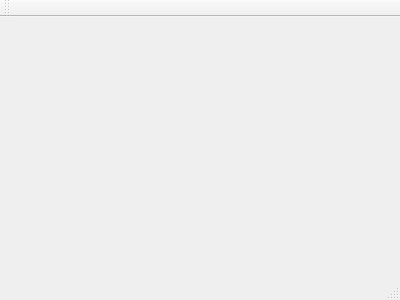
Above: mainwindow.ui from maltanar/qt-collaborative-drawing before the change. Below: the same form after it.
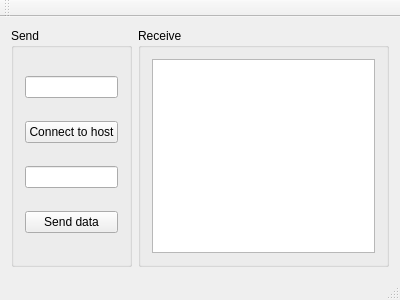
That is the form after the change.

```diff
--- a/mainwindow.ui
+++ b/mainwindow.ui
@@ -12,13 +12,72 @@
   <property name="windowTitle" >
    <string>MainWindow</string>
   </property>
-  <widget class="QMenuBar" name="menuBar" />
-  <widget class="QToolBar" name="mainToolBar" />
-  <widget class="QWidget" name="centralWidget" />
-  <widget class="QStatusBar" name="statusBar" />
+  <widget class="QWidget" name="centralWidget">
+   <layout class="QHBoxLayout" name="horizontalLayout">
+    <item>
+     <widget class="QGroupBox" name="groupBox">
+      <property name="title">
+       <string>Send</string>
+      </property>
+      <layout class="QVBoxLayout" name="verticalLayout_2">
+       <item>
+        <widget class="QLineEdit" name="hostAddress"/>
+       </item>
+       <item>
+        <widget class="QPushButton" name="connectToHost">
+         <property name="text">
+          <string>Connect to host</string>
+         </property>
+        </widget>
+       </item>
+       <item>
+        <widget class="QLineEdit" name="inputData"/>
+       </item>
+       <item>
+        <widget class="QPushButton" name="sendData">
+         <property name="text">
+          <string>Send data</string>
+         </property>
+        </widget>
+       </item>
+      </layout>
+     </widget>
+    </item>
+    <item>
+     <widget class="QGroupBox" name="groupBox_2">
+      <property name="title">
+       <string>Receive</string>
+      </property>
+      <layout class="QVBoxLayout" name="verticalLayout">
+       <item>
+        <widget class="QPlainTextEdit" name="receivedData"/>
+       </item>
+      </layout>
+     </widget>
+    </item>
+   </layout>
+  </widget>
+  <widget class="QMenuBar" name="menuBar">
+   <property name="geometry">
+    <rect>
+     <x>0</x>
+     <y>0</y>
+     <width>400</width>
+     <height>23</height>
+    </rect>
+   </property>
+  </widget>
+  <widget class="QToolBar" name="mainToolBar">
+   <attribute name="toolBarArea">
+    <enum>TopToolBarArea</enum>
+   </attribute>
+   <attribute name="toolBarBreak">
+    <bool>false</bool>
+   </attribute>
+  </widget>
+  <widget class="QStatusBar" name="statusBar"/>
  </widget>
- <layoutDefault spacing="6" margin="11" />
- <pixmapfunction></pixmapfunction>
+ <layoutdefault spacing="6" margin="11"/>
  <resources/>
  <connections/>
 </ui>
```
Left out of the diff: 7 changed lines with no effect on the pictures.
